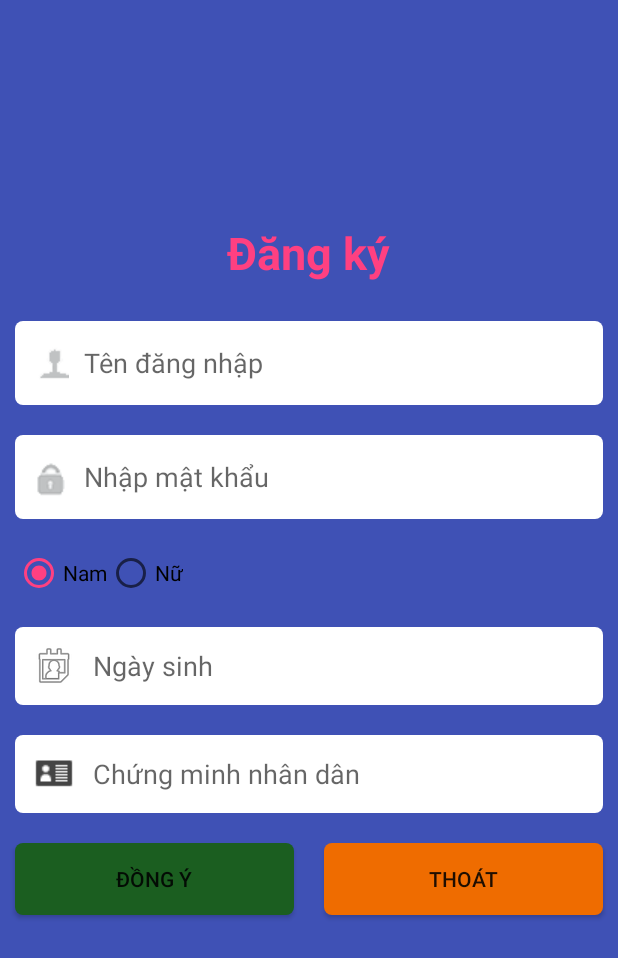
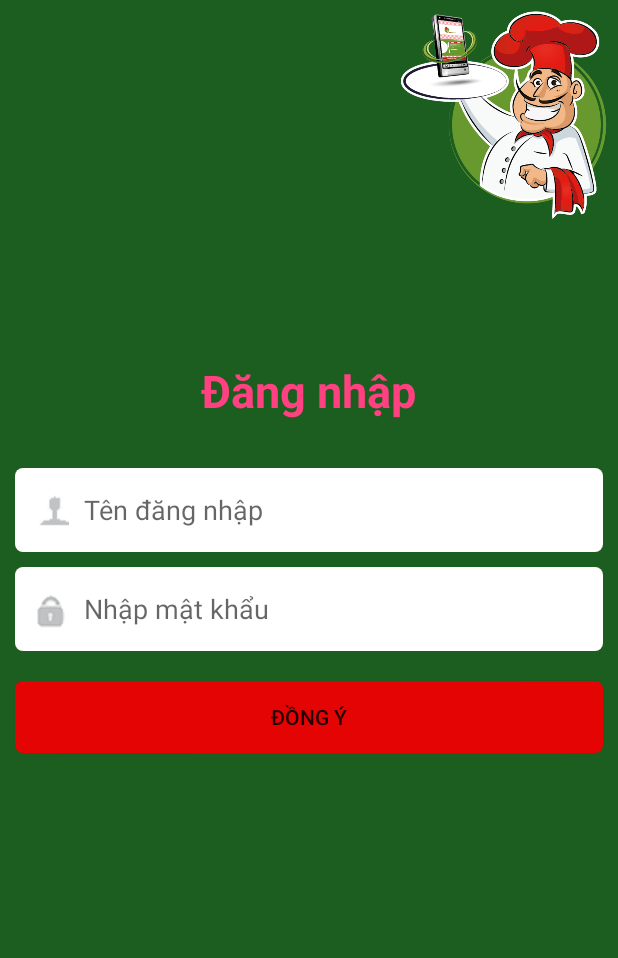
Before and after one commit to LeTruongDuy/OrderFood, an Android app: the screen it shows after launch (DangKyActivity before the commit, DangNhapActivity after it), on a phone screen of 412 x 824 dp. Shown: the top 958 px of the screen. Run offline under Robolectric (Android 15) with nearby library versions, the phone set to English and light mode, and no system bars.

Commit message:
Hoàn thành giao diện đăng nhập

```diff
--- a/app/src/main/AndroidManifest.xml
+++ b/app/src/main/AndroidManifest.xml
@@ -9,13 +9,18 @@
         android:roundIcon="@mipmap/ic_launcher_round"
         android:supportsRtl="true"
         android:theme="@style/AppTheme">
-        <activity android:name=".DangKyActivity">
+
+        <activity android:name=".DangNhapActivity">
             <intent-filter>
                 <action android:name="android.intent.action.MAIN" />
 
                 <category android:name="android.intent.category.LAUNCHER" />
             </intent-filter>
         </activity>
+
+        <activity android:name=".DangKyActivity">
+
+        </activity>
     </application>
 
 </manifest>
--- /dev/null
+++ b/app/src/main/java/me/missyou/orderfood/DangNhapActivity.java
@@ -0,0 +1,31 @@
+package me.missyou.orderfood;
+
+import android.os.Bundle;
+import android.support.annotation.Nullable;
+import android.support.v7.app.AppCompatActivity;
+import android.view.View;
+import android.widget.Button;
+import android.widget.EditText;
+
+/**
+ * Created by LTDuy on 9/28/2017.
+ */
+
+public class DangNhapActivity extends AppCompatActivity {
+    Button btnDongY, btnDangKy;
+    EditText edTenDN, edMatKhau;
+
+    @Override
+    protected void onCreate(@Nullable Bundle savedInstanceState) {
+        super.onCreate(savedInstanceState);
+        setContentView(R.layout.layout_dang_nhap);
+
+        btnDangKy = (Button) findViewById(R.id.btnDangKy);
+        btnDongY = (Button) findViewById(R.id.btnDongY);
+
+        edMatKhau = (EditText) findViewById(R.id.edMatKhau);
+        edTenDN = (EditText) findViewById(R.id.edTenDN);
+
+        btnDangKy.setVisibility(View.GONE);
+    }
+}
--- /dev/null
+++ b/app/src/main/res/drawable/custom_button_dangky.xml
@@ -0,0 +1,6 @@
+<?xml version="1.0" encoding="utf-8"?>
+<shape xmlns:android="http://schemas.android.com/apk/res/android"
+    android:shape="rectangle">
+    <corners android:radius="@dimen/size_5dp"/>
+    <solid android:color="@color/colorPrimary"/>
+</shape>
--- /dev/null
+++ b/app/src/main/res/drawable/custom_dongy_dang_nhap.xml
@@ -0,0 +1,6 @@
+<?xml version="1.0" encoding="utf-8"?>
+<shape xmlns:android="http://schemas.android.com/apk/res/android"
+    android:shape="rectangle">
+    <corners android:radius="@dimen/size_5dp"/>
+    <solid android:color="@color/colorRed"/>
+</shape>
--- /dev/null
+++ b/app/src/main/res/layout/layout_dang_nhap.xml
@@ -0,0 +1,87 @@
+<?xml version="1.0" encoding="utf-8"?>
+<RelativeLayout xmlns:android="http://schemas.android.com/apk/res/android"
+    android:orientation="vertical" android:layout_width="match_parent"
+    android:layout_height="match_parent"
+    android:background="@color/colorGreen">
+
+    <TextView
+        android:layout_width="wrap_content"
+        android:layout_height="wrap_content"
+        android:textSize="@dimen/size_30sp"
+        android:text="@string/dang_nhap"
+        android:textColor="@color/colorAccent"
+        android:textStyle="bold"
+        android:layout_above="@+id/lnDangNhap"
+        android:layout_centerHorizontal="true"
+        android:layout_marginBottom="31dp" />
+
+
+    <ImageView
+        android:layout_width="@dimen/size_150dp"
+        android:layout_height="@dimen/size_150dp"
+        android:src="@drawable/logodangnhap"
+        android:layout_alignParentTop="true"
+        android:layout_alignParentRight="true"
+        android:layout_alignParentEnd="true" />
+
+
+    <LinearLayout
+        android:id="@+id/lnDangNhap"
+        android:layout_width="match_parent"
+        android:layout_height="wrap_content"
+        android:orientation="vertical"
+        android:layout_centerVertical="true"
+        android:layout_centerHorizontal="true">
+        <EditText
+            android:id="@+id/edTenDN"
+            android:layout_width="match_parent"
+            android:layout_height="wrap_content"
+            android:hint="@string/ten_dang_nhap"
+            android:padding="@dimen/size_10dp"
+            android:layout_marginLeft="@dimen/size_10dp"
+            android:layout_marginRight="@dimen/size_10dp"
+            android:layout_marginBottom="@dimen/size_10dp"
+            android:background="@drawable/custom_textview"
+            android:drawableStart="@drawable/user"
+            android:drawableLeft="@drawable/user"
+            android:drawablePadding="@dimen/size_10dp"
+            android:maxLines="1"/>
+
+        <EditText
+            android:id="@+id/edMatKhau"
+            android:layout_width="match_parent"
+            android:layout_height="wrap_content"
+            android:hint="@string/nhap_mat_khau"
+            android:padding="@dimen/size_10dp"
+            android:layout_marginLeft="@dimen/size_10dp"
+            android:layout_marginRight="@dimen/size_10dp"
+            android:layout_marginBottom="@dimen/size_10dp"
+            android:background="@drawable/custom_textview"
+            android:drawableStart="@drawable/password"
+            android:drawableLeft="@drawable/password"
+            android:drawablePadding="@dimen/size_10dp"
+            android:inputType="textPassword"
+            android:maxLines="1"/>
+
+
+        <Button
+            android:id="@+id/btnDongY"
+            android:layout_width="match_parent"
+            android:layout_height="wrap_content"
+            android:padding="@dimen/size_10dp"
+            android:text="@string/dong_y"
+            android:layout_margin="@dimen/size_10dp"
+            android:background="@drawable/custom_dongy_dang_nhap"/>
+
+        <Button
+            android:id="@+id/btnDangKy"
+            android:layout_width="match_parent"
+            android:layout_height="wrap_content"
+
+
+            android:text="@string/dang_ky"
+            android:background="@drawable/custom_button_dangky"/>
+    </LinearLayout>
+
+
+</RelativeLayout>
--- a/app/src/main/res/values/colors.xml
+++ b/app/src/main/res/values/colors.xml
@@ -6,4 +6,5 @@
     <color name="colorWhite">#FFF</color>
     <color name="colorOrgange">#EF6C00</color>
     <color name="colorGreen">#1B5E20</color>
+    <color name="colorRed">#e40404</color>
 </resources>
--- a/app/src/main/res/values/dimens.xml
+++ b/app/src/main/res/values/dimens.xml
@@ -4,4 +4,5 @@
     <dimen name="size_15dp">15dp</dimen>
     <dimen name="size_30sp">30sp</dimen>
     <dimen name="size_5dp">5dp</dimen>
+    <dimen name="size_150dp">150dp</dimen>
 </resources>
--- a/app/src/main/res/values/strings.xml
+++ b/app/src/main/res/values/strings.xml
@@ -13,4 +13,5 @@
     <string name="mat_khau_rong">Vui lòng nhập mật khẩu</string>
     <string name="them_thanh_cong">Thêm thành công</string>
     <string name="them_that_bai">Thêm thất bại</string>
+    <string name="dang_nhap">Đăng nhập</string>
 </resources>
```
Also changed, not shown: app/src/main/res/drawable/logodangnhap.png (added).
